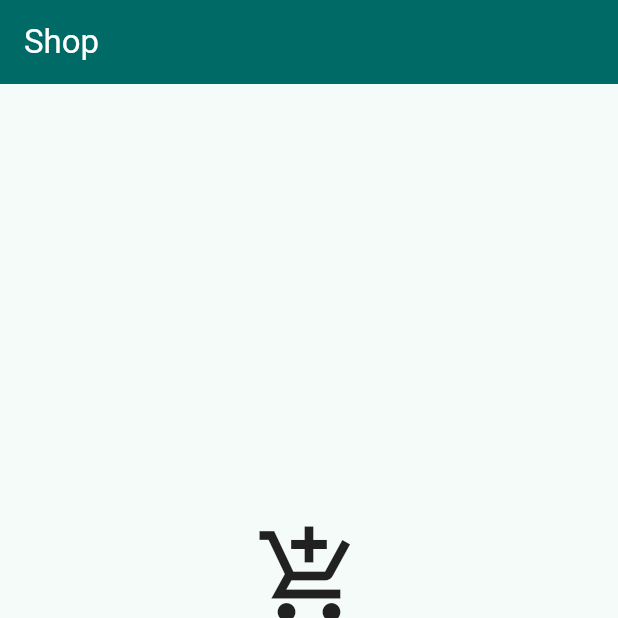
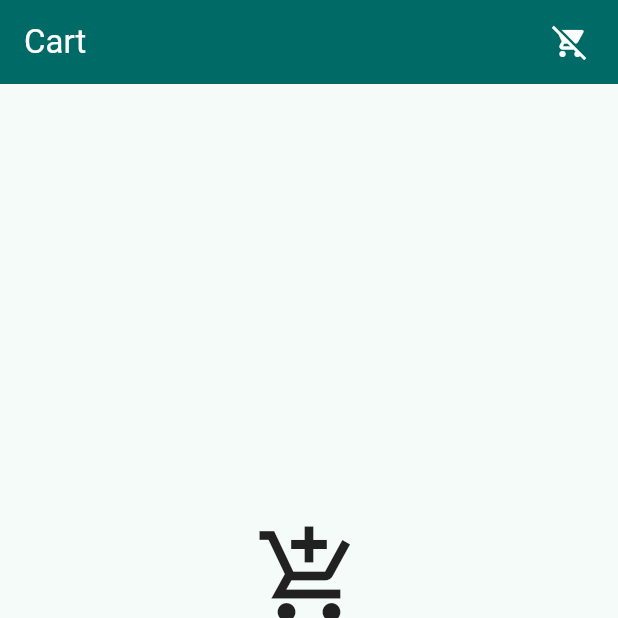
Before and after one commit to israel-oye/shop-app-example, a Flutter app: the screen it shows after launch, item 2 of the bottom bar chosen, on a phone screen of 412 x 824 dp, the top half of it. Run offline on Flutter 3.47's test engine with Material 3 defaults, Android fonts, the phone set to English and light mode, and no system bars; our stand-ins replace dio; network calls fail.

Commit message:
improve UI

```diff
--- a/lib/skeleton.dart
+++ b/lib/skeleton.dart
@@ -27,7 +27,16 @@ class _SkeletonState extends State<Skeleton> {
       appBar: AppBar(
         backgroundColor: theme.colorScheme.primary,
         foregroundColor: theme.colorScheme.onPrimary,
-        title: Text('Shop'),
+        title: Text(_currentPageIndex == 0? 'Home': 'Cart'),
+        actions: [
+          if (_currentPageIndex == 1)
+            IconButton(
+              onPressed: (){
+                context.read<CartProvider>().clearCart();
+            },
+            icon: Icon(Icons.remove_shopping_cart)),
+          SizedBox(width: 8,)
+        ],
       ),
       body: pages[_currentPageIndex],
       bottomNavigationBar: BottomNavigationBar(
@@ -46,7 +55,7 @@ class _SkeletonState extends State<Skeleton> {
             icon: Stack(
               clipBehavior: Clip.none,
               children: [
-                Icon(Icons.shopping_cart),
+                Icon(_currentPageIndex == 1? Icons.shopping_cart : Icons.shopping_cart_outlined),
                 Positioned(
                   right: -8,
                   top: -8,
```
